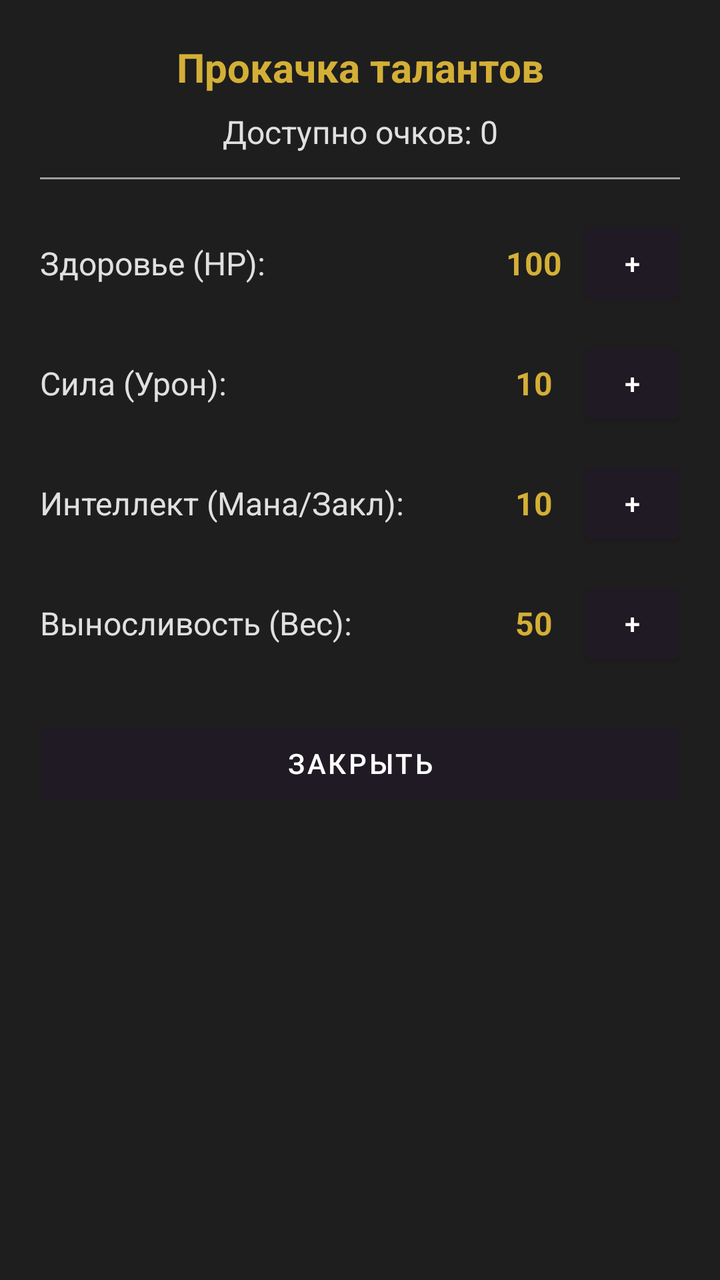
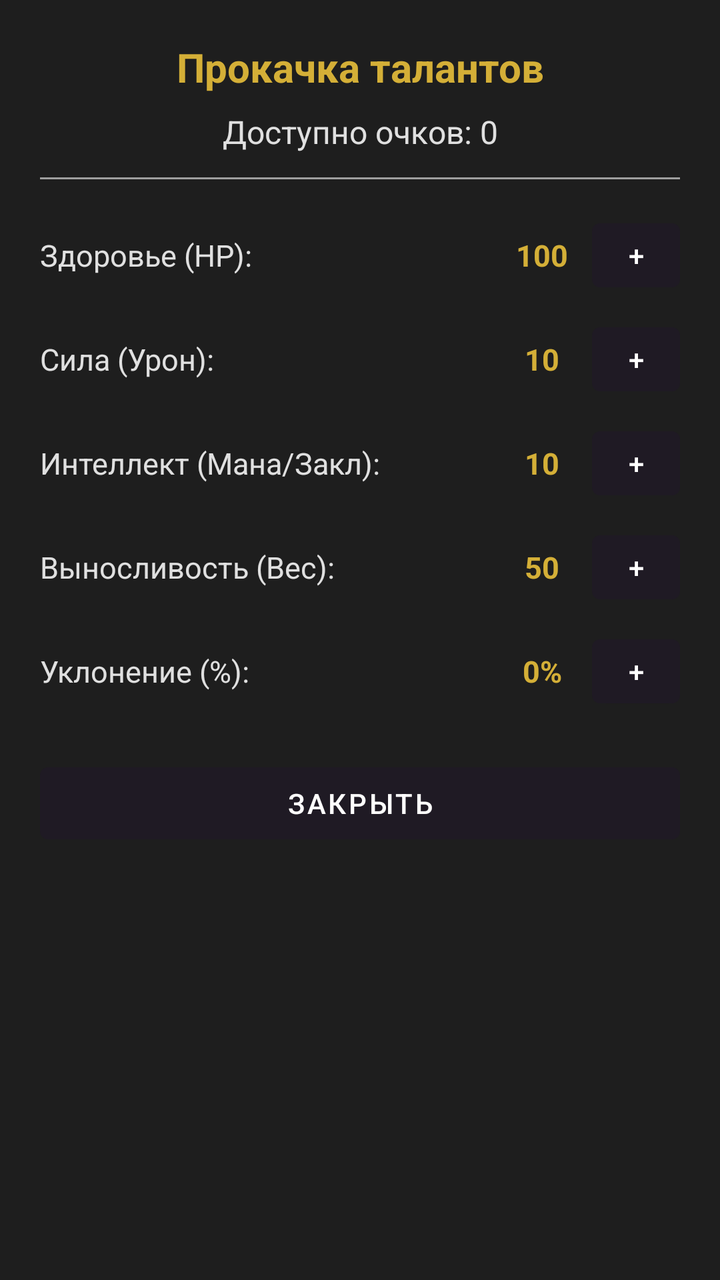

Before-and-after screenshots of an Android layout around one commit, followed by the original layout XML and the change that was made.
<!-- AndroidManifest.xml: application theme Theme.TextRPG -->
<!-- res/layout/dialog_talents.xml -->
<?xml version="1.0" encoding="utf-8"?>
<LinearLayout xmlns:android="http://schemas.android.com/apk/res/android"
    android:layout_width="match_parent"
    android:layout_height="wrap_content"
    android:background="@color/surface"
    android:orientation="vertical"
    android:padding="20dp">

    <TextView
        android:layout_width="match_parent"
        android:layout_height="wrap_content"
        android:gravity="center"
        android:text="Прокачка талантов"
        android:textColor="@color/accent"
        android:textSize="20sp"
        android:textStyle="bold" />

    <TextView
        android:id="@+id/tvAvailablePoints"
        android:layout_width="match_parent"
        android:layout_height="wrap_content"
        android:layout_marginTop="8dp"
        android:gravity="center"
        android:text="Доступно очков: 0"
        android:textColor="@color/text_primary"
        android:textSize="16sp" />

    <View
        android:layout_width="match_parent"
        android:layout_height="1dp"
        android:layout_marginVertical="12dp"
        android:background="@color/text_secondary" />

    
    <LinearLayout
        android:layout_width="match_parent"
        android:layout_height="wrap_content"
        android:gravity="center_vertical"
        android:orientation="horizontal"
        android:paddingVertical="6dp">
        <TextView
            android:layout_width="0dp"
            android:layout_height="wrap_content"
            android:layout_weight="1"
            android:text="Здоровье (HP):"
            android:textColor="@color/text_primary"
            android:textSize="16sp" />
        <TextView
            android:id="@+id/tvHealthVal"
            android:layout_width="50dp"
            android:layout_height="wrap_content"
            android:gravity="center"
            android:text="100"
            android:textColor="@color/accent"
            android:textSize="16sp"
            android:textStyle="bold" />
        <Button
            android:id="@+id/btnPlusHealth"
            android:layout_width="48dp"
            android:layout_height="48dp"
            android:text="+" />
    </LinearLayout>

    
    <LinearLayout
        android:layout_width="match_parent"
        android:layout_height="wrap_content"
        android:gravity="center_vertical"
        android:orientation="horizontal"
        android:paddingVertical="6dp">
        <TextView
            android:layout_width="0dp"
            android:layout_height="wrap_content"
            android:layout_weight="1"
            android:text="Сила (Урон):"
            android:textColor="@color/text_primary"
            android:textSize="16sp" />
        <TextView
            android:id="@+id/tvStrengthVal"
            android:layout_width="50dp"
            android:layout_height="wrap_content"
            android:gravity="center"
            android:text="10"
            android:textColor="@color/accent"
            android:textSize="16sp"
            android:textStyle="bold" />
        <Button
            android:id="@+id/btnPlusStrength"
            android:layout_width="48dp"
            android:layout_height="48dp"
            android:text="+" />
    </LinearLayout>

    
    <LinearLayout
        android:layout_width="match_parent"
        android:layout_height="wrap_content"
        android:gravity="center_vertical"
        android:orientation="horizontal"
        android:paddingVertical="6dp">
        <TextView
            android:layout_width="0dp"
            android:layout_height="wrap_content"
            android:layout_weight="1"
            android:text="Интеллект (Мана/Закл):"
            android:textColor="@color/text_primary"
            android:textSize="16sp" />
        <TextView
            android:id="@+id/tvIntVal"
            android:layout_width="50dp"
            android:layout_height="wrap_content"
            android:gravity="center"
            android:text="10"
            android:textColor="@color/accent"
            android:textSize="16sp"
            android:textStyle="bold" />
        <Button
            android:id="@+id/btnPlusInt"
            android:layout_width="48dp"
            android:layout_height="48dp"
            android:text="+" />
    </LinearLayout>

    
    <LinearLayout
        android:layout_width="match_parent"
        android:layout_height="wrap_content"
        android:gravity="center_vertical"
        android:orientation="horizontal"
        android:paddingVertical="6dp">
        <TextView
            android:layout_width="0dp"
            android:layout_height="wrap_content"
            android:layout_weight="1"
            android:text="Выносливость (Вес):"
            android:textColor="@color/text_primary"
            android:textSize="16sp" />
        <TextView
            android:id="@+id/tvStaminaVal"
            android:layout_width="50dp"
            android:layout_height="wrap_content"
            android:gravity="center"
            android:text="50"
            android:textColor="@color/accent"
            android:textSize="16sp"
            android:textStyle="bold" />
        <Button
            android:id="@+id/btnPlusStamina"
            android:layout_width="48dp"
            android:layout_height="48dp"
            android:text="+" />
    </LinearLayout>

    <Button
        android:id="@+id/btnCloseTalents"
        android:layout_width="match_parent"
        android:layout_height="wrap_content"
        android:layout_marginTop="16dp"
        android:text="Закрыть" />

</LinearLayout>
<!-- resources referenced by this layout -->
<resources>
  <color name="accent">#D4AF37</color>
  <color name="surface">#1E1E1E</color>
  <color name="text_primary">#E0E0E0</color>
  <color name="text_secondary">#9E9E9E</color>
  <style name="Theme.TextRPG" parent="Theme.MaterialComponents.DayNight.NoActionBar">
          <item name="colorPrimary">@color/primary</item>
          <item name="colorPrimaryVariant">@color/primary_variant</item>
          <item name="colorSecondary">@color/accent</item>
          <item name="android:windowBackground">@color/background</item>
      </style>
  <color name="primary">#1F1A24</color>
  <color name="primary_variant">#120F17</color>
  <color name="background">#121212</color>
</resources>

<!-- the commit's change to res/layout/dialog_talents.xml (unified diff, before → after) -->
@@ -37,14 +37,14 @@
         android:layout_height="wrap_content"
         android:gravity="center_vertical"
         android:orientation="horizontal"
-        android:paddingVertical="6dp">
+        android:paddingVertical="4dp">
         <TextView
             android:layout_width="0dp"
             android:layout_height="wrap_content"
             android:layout_weight="1"
             android:text="Здоровье (HP):"
             android:textColor="@color/text_primary"
-            android:textSize="16sp" />
+            android:textSize="15sp" />
         <TextView
             android:id="@+id/tvHealthVal"
             android:layout_width="50dp"
@@ -52,12 +52,12 @@
             android:gravity="center"
             android:text="100"
             android:textColor="@color/accent"
-            android:textSize="16sp"
+            android:textSize="15sp"
             android:textStyle="bold" />
         <Button
             android:id="@+id/btnPlusHealth"
-            android:layout_width="48dp"
-            android:layout_height="48dp"
+            android:layout_width="44dp"
+            android:layout_height="44dp"
             android:text="+" />
     </LinearLayout>
 
@@ -67,14 +67,14 @@
         android:layout_height="wrap_content"
         android:gravity="center_vertical"
         android:orientation="horizontal"
-        android:paddingVertical="6dp">
+        android:paddingVertical="4dp">
         <TextView
             android:layout_width="0dp"
             android:layout_height="wrap_content"
             android:layout_weight="1"
             android:text="Сила (Урон):"
             android:textColor="@color/text_primary"
-            android:textSize="16sp" />
+            android:textSize="15sp" />
         <TextView
             android:id="@+id/tvStrengthVal"
             android:layout_width="50dp"
@@ -82,12 +82,12 @@
             android:gravity="center"
             android:text="10"
             android:textColor="@color/accent"
-            android:textSize="16sp"
+            android:textSize="15sp"
             android:textStyle="bold" />
         <Button
             android:id="@+id/btnPlusStrength"
-            android:layout_width="48dp"
-            android:layout_height="48dp"
+            android:layout_width="44dp"
+            android:layout_height="44dp"
             android:text="+" />
     </LinearLayout>
 
@@ -97,14 +97,14 @@
         android:layout_height="wrap_content"
         android:gravity="center_vertical"
         android:orientation="horizontal"
-        android:paddingVertical="6dp">
+        android:paddingVertical="4dp">
         <TextView
             android:layout_width="0dp"
             android:layout_height="wrap_content"
             android:layout_weight="1"
             android:text="Интеллект (Мана/Закл):"
             android:textColor="@color/text_primary"
-            android:textSize="16sp" />
+            android:textSize="15sp" />
         <TextView
             android:id="@+id/tvIntVal"
             android:layout_width="50dp"
@@ -112,12 +112,12 @@
             android:gravity="center"
             android:text="10"
             android:textColor="@color/accent"
-            android:textSize="16sp"
+            android:textSize="15sp"
             android:textStyle="bold" />
         <Button
             android:id="@+id/btnPlusInt"
-            android:layout_width="48dp"
-            android:layout_height="48dp"
+            android:layout_width="44dp"
+            android:layout_height="44dp"
             android:text="+" />
     </LinearLayout>
 
@@ -127,14 +127,14 @@
         android:layout_height="wrap_content"
         android:gravity="center_vertical"
         android:orientation="horizontal"
-        android:paddingVertical="6dp">
+        android:paddingVertical="4dp">
         <TextView
             android:layout_width="0dp"
             android:layout_height="wrap_content"
             android:layout_weight="1"
             android:text="Выносливость (Вес):"
             android:textColor="@color/text_primary"
-            android:textSize="16sp" />
+            android:textSize="15sp" />
         <TextView
             android:id="@+id/tvStaminaVal"
             android:layout_width="50dp"
@@ -142,12 +142,42 @@
             android:gravity="center"
             android:text="50"
             android:textColor="@color/accent"
-            android:textSize="16sp"
+            android:textSize="15sp"
             android:textStyle="bold" />
         <Button
             android:id="@+id/btnPlusStamina"
-            android:layout_width="48dp"
-            android:layout_height="48dp"
+            android:layout_width="44dp"
+            android:layout_height="44dp"
+            android:text="+" />
+    </LinearLayout>
+
+    
+    <LinearLayout
+        android:layout_width="match_parent"
+        android:layout_height="wrap_content"
+        android:gravity="center_vertical"
+        android:orientation="horizontal"
+        android:paddingVertical="4dp">
+        <TextView
+            android:layout_width="0dp"
+            android:layout_height="wrap_content"
+            android:layout_weight="1"
+            android:text="Уклонение (%):"
+            android:textColor="@color/text_primary"
+            android:textSize="15sp" />
+        <TextView
+            android:id="@+id/tvDodgeVal"
+            android:layout_width="50dp"
+            android:layout_height="wrap_content"
+            android:gravity="center"
+            android:text="0%"
+            android:textColor="@color/accent"
+            android:textSize="15sp"
+            android:textStyle="bold" />
+        <Button
+            android:id="@+id/btnPlusDodge"
+            android:layout_width="44dp"
+            android:layout_height="44dp"
             android:text="+" />
     </LinearLayout>
 
